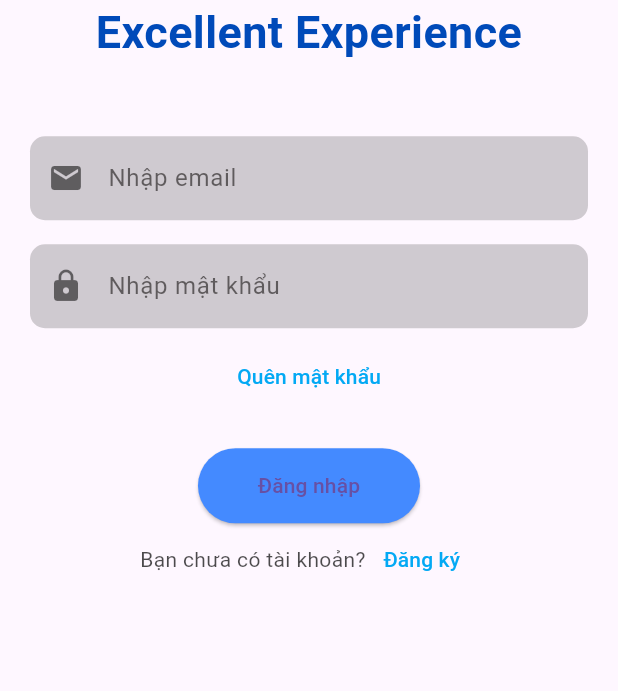
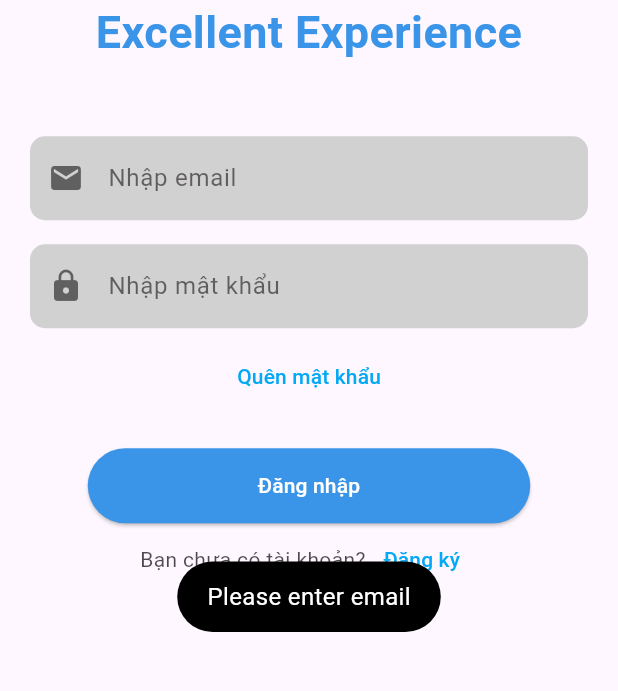
Before and after one commit to trongtinh7727/LanguageAssisstant, a Flutter app: the screen it shows after launch, after a tap on "Đăng nhập", on a phone screen of 412 x 824 dp, the part 508-1199 px from its top. Run offline on Flutter 3.47's test engine with Material 3 defaults, Android fonts, the phone set to English and light mode, and no system bars; our stand-ins replace cloud_firestore, firebase_auth, firebase_core, fluttertoast, hexcolor, timezone; accounts and stored records are empty; project files that could hold a hidden picture were left out.

Commit message:
fear: improve login UI

```diff
--- a/lib/routes/routes.dart
+++ b/lib/routes/routes.dart
@@ -11,7 +11,7 @@ class Routes {
       case RouteName.splashScreen:
         return MaterialPageRoute(builder: (context) => const SplashScreen());
       case RouteName.homeScreen:
-        return MaterialPageRoute(builder: (context) => const HomeScreen());
+        return MaterialPageRoute(builder: (context) => HomeScreen());
       case RouteName.introScreen:
         return MaterialPageRoute(builder: (context) => IntroScreen());
 
--- a/lib/utils/app_color.dart
+++ b/lib/utils/app_color.dart
@@ -2,7 +2,6 @@ import 'dart:ui';
 import 'package:flutter/material.dart';
 import 'package:hexcolor/hexcolor.dart';
 
-Color primaryColor = HexColor("#6b7f9e");
 Color greenColor = HexColor("#5fdc68");
 Color redColor = HexColor("#f7635b");
 
@@ -10,4 +9,5 @@ Color whiteColor = Colors.white;
 Color blackColor = Colors.black;
 
 Color lightBlueColor = Colors.lightBlue;
-Color darkBlueColor = HexColor("#004AB9");
+Color primaryColor = HexColor("#3A94E7");
+Color textFieldColor = HexColor("#D1D1D1");
--- a/lib/view/auth/login_screen.dart
+++ b/lib/view/auth/login_screen.dart
@@ -36,7 +36,7 @@ class LoginScreen extends StatelessWidget {
                   textAlign: TextAlign.center,
                   style: TextStyle(
                     fontSize: 30,
-                    color: darkBlueColor,
+                    color: primaryColor,
                     fontWeight: FontWeight.bold,
                   ),
                 ),
@@ -83,7 +83,8 @@ class LoginScreen extends StatelessWidget {
                     }
                   },
                   style: ElevatedButton.styleFrom(
-                    backgroundColor: Colors.blueAccent,
+                    backgroundColor: primaryColor,
+                    fixedSize: Size(295, 50),
                     padding: const EdgeInsets.symmetric(
                         horizontal: 40, vertical: 15),
                   ),
@@ -91,7 +92,7 @@ class LoginScreen extends StatelessWidget {
                       ? CircularProgressIndicator(
                           color: whiteColor,
                         )
-                      : const Text('Đăng nhập'),
+                      : Text('Đăng nhập', style: TextStyle(color: whiteColor)),
                 ),
                 if (authProvider.errorMessage.isNotEmpty)
                   Text(
--- a/lib/view/splash_screen.dart
+++ b/lib/view/splash_screen.dart
@@ -17,13 +17,15 @@ class _SplashScreenState extends State<SplashScreen> {
     super.initState();
     _checkUser();
     Future.delayed(const Duration(seconds: 3), () {
-      if (_user == null) {
-        // If the user is not authenticated, navigate to the login screen.
-        Navigator.pushReplacementNamed(context, RouteName.introScreen);
-      } else {
-        // If the user is authenticated, navigate to the home screen.
-        Navigator.pushReplacementNamed(context, RouteName.homeScreen);
-      }
+      Navigator.pushReplacementNamed(context, RouteName.loginScreen);
+
+      // if (_user == null) {
+      //   // If the user is not authenticated, navigate to the login screen.
+      //   Navigator.pushReplacementNamed(context, RouteName.loginScreen);
+      // } else {
+      //   // If the user is authenticated, navigate to the home screen.
+      //   Navigator.pushReplacementNamed(context, RouteName.homeScreen);
+      // }
     });
   }
 
--- a/lib/widget/text_field_widget.dart
+++ b/lib/widget/text_field_widget.dart
@@ -1,4 +1,5 @@
 import 'package:flutter/material.dart';
+import 'package:languageassistant/utils/app_color.dart';
 
 class TextFieldWidget extends StatelessWidget {
   final String hint;
@@ -31,7 +32,7 @@ class TextFieldWidget extends StatelessWidget {
             hintStyle: const TextStyle(color: Color.fromARGB(179, 48, 44, 44)),
             prefixIcon: Icon(icon, color: Colors.black54),
             filled: true,
-            fillColor: const Color.fromARGB(60, 56, 54, 54),
+            fillColor: textFieldColor,
             enabledBorder: OutlineInputBorder(
               borderRadius: BorderRadius.circular(10),
               borderSide: const BorderSide(color: Colors.transparent),
```
Also changed, not shown: lib/view/home_screen.dart (+57 -10 lines).
